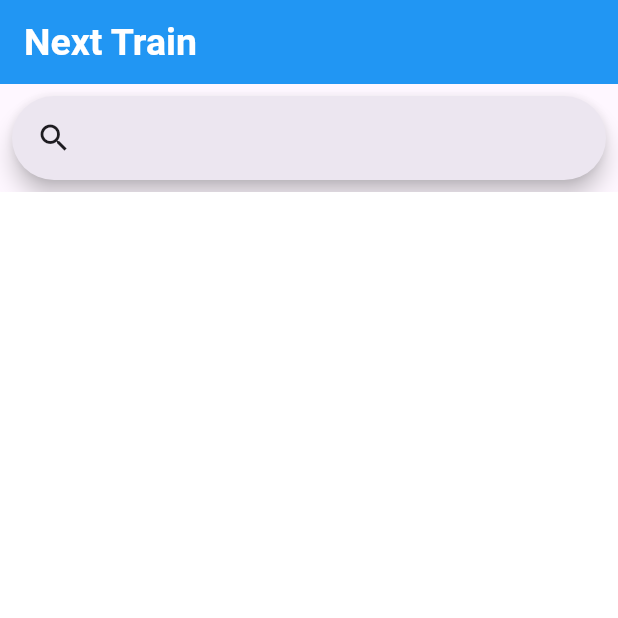
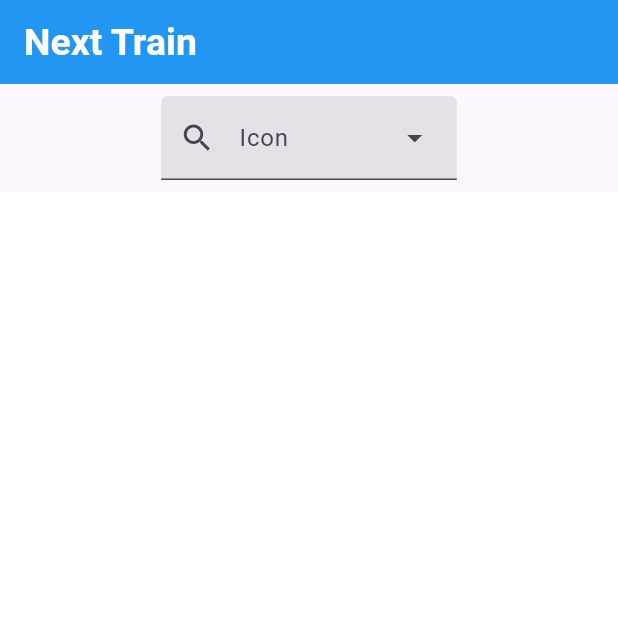
Before and after one commit to alistairrutherford/flutter-stuff, a Flutter app: the screen it shows after launch, on a phone screen of 412 x 824 dp, the top half of it. Run offline on Flutter 3.47's test engine with Material 3 defaults, Android fonts, the phone set to English and light mode, and no system bars; our stand-ins replace flutter_map, geolocator, latlong2, shared_preferences, sqflite; missing offline and left inert: flutter_db_provider; accounts and stored records are empty; statements that could not run were skipped.

Commit message:
First cut of replacing search box.

```diff
--- a/journeyrec-client/pubspec.yaml
+++ b/journeyrec-client/pubspec.yaml
@@ -1,5 +1,5 @@
-name: flutter_db_provider
-description: A new Flutter project.
+name: journeyrec_client
+description: A Flutter application with embedded map which can record journeys and post to server.
 publish_to: 'none'
 version: 0.1.0
 
--- a/rail/get-me-home/lib/main.dart
+++ b/rail/get-me-home/lib/main.dart
@@ -47,7 +47,24 @@ class MainView extends StatefulWidget {
   State<MainView> createState() => _MainViewState();
 }
 
+enum IconLabel {
+  smile('Smile', Icons.sentiment_satisfied_outlined),
+  cloud(
+    'Cloud',
+    Icons.cloud_outlined,
+  ),
+  brush('Brush', Icons.brush_outlined),
+  heart('Heart', Icons.favorite);
+
+  const IconLabel(this.label, this.icon);
+  final String label;
+  final IconData icon;
+}
+
+
 class _MainViewState extends State<MainView> {
+  final TextEditingController iconController = TextEditingController();
+  IconLabel? selectedIcon;
 
   @override
   Widget build(BuildContext context) {
@@ -73,34 +90,33 @@ class _MainViewState extends State<MainView> {
           body: Column(mainAxisAlignment: MainAxisAlignment.center, children: [
             Padding(
               padding: const EdgeInsets.all(8.0),
-              child: SearchAnchor(
-                  builder: (BuildContext context, SearchController controller) {
-                return SearchBar(
-                  controller: controller,
-                  padding: const MaterialStatePropertyAll<EdgeInsets>(
-                      EdgeInsets.symmetric(horizontal: 16.0)),
-                  onTap: () {
-                    controller.openView();
+              child:
+              DropdownMenu<IconLabel>(
+                controller: iconController,
+                enableFilter: true,
+                requestFocusOnTap: true,
+                leadingIcon: const Icon(Icons.search),
+                label: const Text('Icon'),
+                inputDecorationTheme: const InputDecorationTheme(
+                  filled: true,
+                  contentPadding: EdgeInsets.symmetric(vertical: 5.0),
+                ),
+                onSelected: (IconLabel? icon) {
+                  setState(() {
+                    selectedIcon = icon;
+                  });
+                },
+                dropdownMenuEntries:
+                IconLabel.values.map<DropdownMenuEntry<IconLabel>>(
+                      (IconLabel icon) {
+                    return DropdownMenuEntry<IconLabel>(
+                      value: icon,
+                      label: icon.label,
+                      leadingIcon: Icon(icon.icon),
+                    );
                   },
-                  onChanged: (_) {
-                    controller.openView();
-                  },
-                  leading: const Icon(Icons.search),
-                );
-              }, suggestionsBuilder:
-                      (BuildContext context, SearchController controller) {
-                return List<ListTile>.generate(stationsModel.stationsCount(stationsModel), (int index) {
-                  final String item = stationsModel.getStationName(index);
-                  return ListTile(
-                    title: Text(item),
-                    onTap: () {
-                      setState(() {
-                        controller.closeView(item);
-                      });
-                    },
-                  );
-                });
-              }),
+                ).toList(),
+              ),
             ),
             const Expanded(
               child: ArrivalsDeparturesView(),
```
